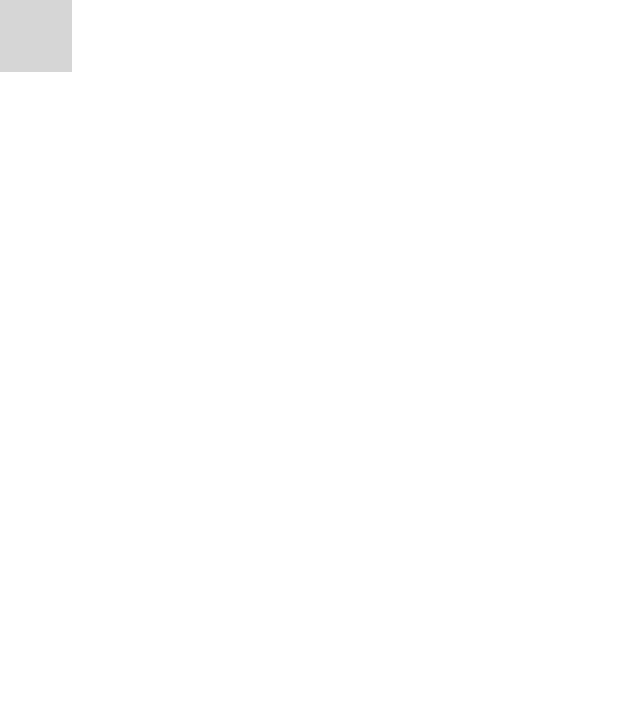
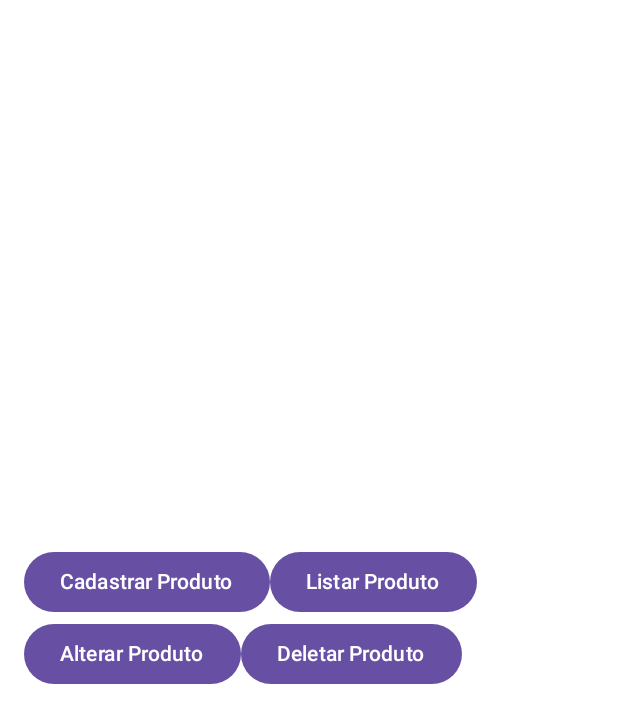
Before and after one commit to Arco-de-Treinamento/DDM-2024.2-BTI-UFRN, an Android app built with Jetpack Compose: the MenuScreen screen opened through its navigation route, on a phone screen of 412 x 824 dp. Shown: the top 723 px of the screen. Run offline under Robolectric (Android 15) with nearby library versions, the phone set to English and light mode, and no system bars; grey boxes are pictures that could not be loaded.

Commit message:
feat: create login screen and initial menu

```diff
--- a/app/src/main/java/com/manoelfreitas/imdmarket/ui/screen/auth/login/loginScreen.kt
+++ b/app/src/main/java/com/manoelfreitas/imdmarket/ui/screen/auth/login/loginScreen.kt
@@ -1 +1,66 @@
 package com.manoelfreitas.imdmarket.ui.screen.auth.login
+
+import android.content.Context
+import android.widget.Toast
+import androidx.compose.foundation.layout.*
+import androidx.compose.runtime.*
+import androidx.compose.material3.*
+import androidx.compose.ui.Modifier
+import androidx.compose.ui.Alignment
+import androidx.compose.ui.text.input.KeyboardType
+import androidx.compose.ui.text.input.PasswordVisualTransformation
+import androidx.compose.foundation.text.KeyboardOptions
+import androidx.compose.ui.platform.LocalContext
+import androidx.compose.ui.unit.dp
+import androidx.navigation.NavController
+import com.manoelfreitas.imdmarket.navigateToMenu
+import kotlinx.coroutines.launch
+
+
+@Composable
+fun LoginScreen(navController: NavController){
+    var username by remember { mutableStateOf("") }
+    var password by remember { mutableStateOf("") }
+    val coroutineScope = rememberCoroutineScope()
+    val context = LocalContext.current
+
+    Column (modifier = Modifier
+        .fillMaxSize()
+        .padding(16.dp),
+        horizontalAlignment = Alignment.CenterHorizontally,
+        verticalArrangement = Arrangement.Center){
+
+        OutlinedTextField(value = username,
+            onValueChange = {username = it },
+            label = {Text("Usuário")},
+            modifier = Modifier.fillMaxWidth()
+        )
+        Spacer(modifier = Modifier.height(16.dp))
+        OutlinedTextField(value = password,
+            onValueChange = {password = it },
+            label = {Text("Senha") },
+            visualTransformation = PasswordVisualTransformation(),
+            keyboardOptions = KeyboardOptions(keyboardType = KeyboardType.Password),
+            modifier = Modifier.fillMaxWidth()
+        )
+        Spacer(modifier = Modifier.height(16.dp))
+        Button(onClick = { coroutineScope.launch { checkLogin(
+            context = context,
+            username = username,
+            password = password,
+            navController = navController)}}) {
+            Text("Login")
+        }
+    }
+}
+
+fun checkLogin(context: Context, username: String, password: String, navController: NavController): () -> Unit {
+    if (username == "admin" && password == "admin") {
+        // Navigate to MenuScreen
+        navController.navigateToMenu()
+    } else {
+        Toast.makeText(context, "Falha ao realizar o login!", Toast.LENGTH_SHORT).show()
+    }
+
+    return {}
+}
--- a/app/src/main/java/com/manoelfreitas/imdmarket/ui/screen/main/menu/MenuScreen.kt
+++ b/app/src/main/java/com/manoelfreitas/imdmarket/ui/screen/main/menu/MenuScreen.kt
@@ -1 +1,52 @@
 package com.manoelfreitas.imdmarket.ui.screen.main.menu
+
+import androidx.compose.foundation.layout.Arrangement
+import androidx.compose.foundation.layout.Column
+import androidx.compose.foundation.layout.Row
+import androidx.compose.foundation.layout.fillMaxSize
+import androidx.compose.foundation.layout.fillMaxWidth
+import androidx.compose.foundation.layout.padding
+import androidx.compose.material3.Button
+import androidx.compose.material3.Text
+import androidx.compose.runtime.Composable
+import androidx.compose.runtime.rememberCoroutineScope
+import androidx.compose.ui.Alignment
+import androidx.compose.ui.Modifier
+import androidx.compose.ui.platform.LocalContext
+import androidx.compose.ui.unit.dp
+import androidx.navigation.NavController
+import kotlinx.coroutines.launch
+
+@Composable
+fun MenuScreen(navController: NavController){
+    val context = LocalContext.current
+    val coroutineScope = rememberCoroutineScope()
+    Column (modifier = Modifier
+        .fillMaxSize()
+        .padding(16.dp),
+        horizontalAlignment = Alignment.CenterHorizontally,
+        verticalArrangement = Arrangement.Center){
+        Row (modifier = Modifier
+            .fillMaxWidth()
+            .align(Alignment.CenterHorizontally),
+            ){
+            Button(onClick = { coroutineScope.launch{navController.navigate("additem") }}){
+                Text("Cadastrar Produto")
+            }
+            Button(onClick = { coroutineScope.launch{navController.navigate("listitems") }}){
+                Text("Listar Produto")
+            }
+        }
+        Row (modifier = Modifier
+            .fillMaxWidth()
+            .align(Alignment.CenterHorizontally),
+        ){
+            Button(onClick = { coroutineScope.launch{navController.navigate("edititem") }}){
+                Text("Alterar Produto")
+            }
+            Button(onClick = { coroutineScope.launch{navController.navigate("deleteitem") }}){
+                Text("Deletar Produto")
+            }
+        }
+    }
+}
```
